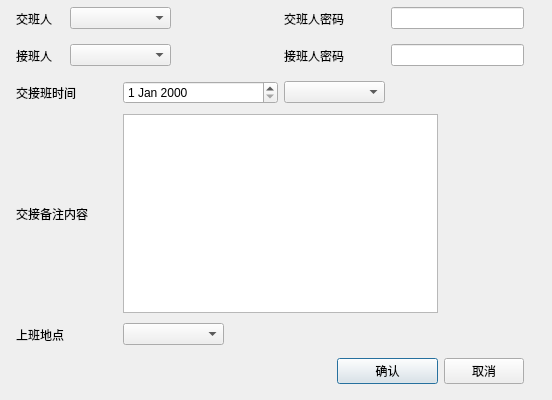
Before: the Qt Designer form confirm.ui in wrb233/iHandover, drawn with Qt 5.
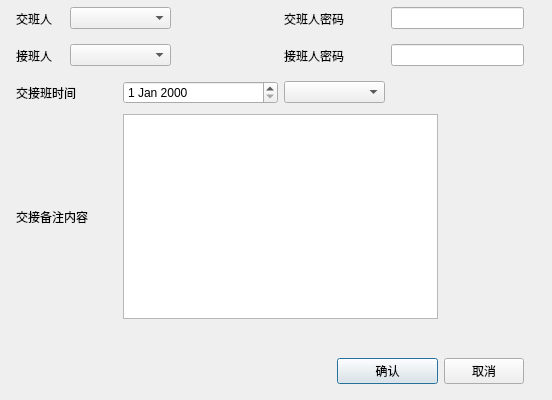
After: the same form once the commit is applied. Icons and pictures are not drawn.

```diff
--- a/confirm.ui
+++ b/confirm.ui
@@ -17,7 +17,7 @@
    <iconset resource="ihandover.qrc">
     <normaloff>:/images/confirm.png</normaloff>:/images/confirm.png</iconset>
   </property>
-  <widget class="QWidget" name="">
+  <widget class="QWidget" name="layoutWidget">
    <property name="geometry">
     <rect>
      <x>16</x>
@@ -129,16 +129,6 @@
     <item row="3" column="2" colspan="6">
      <widget class="QTextEdit" name="signinandoutNote_QTextEdit"/>
     </item>
-    <item row="4" column="0" colspan="2">
-     <widget class="QLabel" name="workplace">
-      <property name="text">
-       <string>上班地点</string>
-      </property>
-     </widget>
-    </item>
-    <item row="4" column="2" colspan="2">
-     <widget class="QComboBox" name="workplacename"/>
-    </item>
     <item row="4" column="4" colspan="5">
      <spacer name="spacer">
       <property name="orientation">
```
